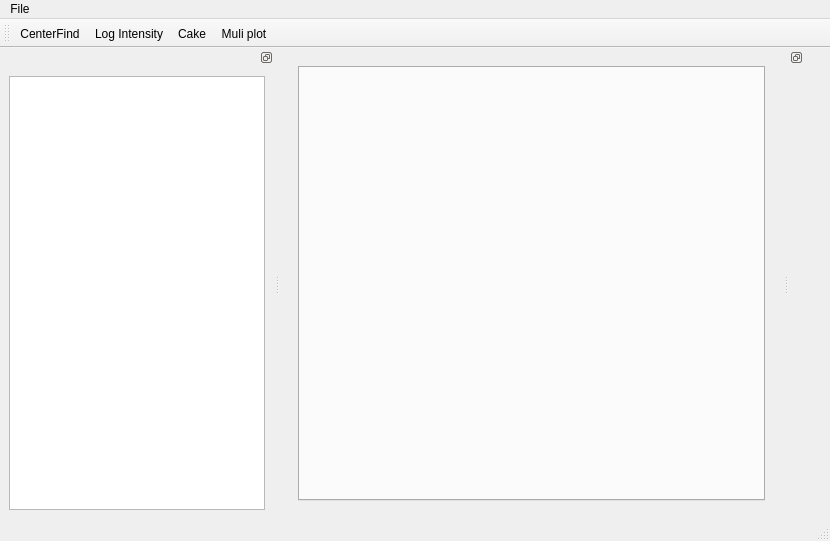
First picture: the form in gui/mainwindow.ui, repository ronpandolfi/Xi-cam, before the edit.
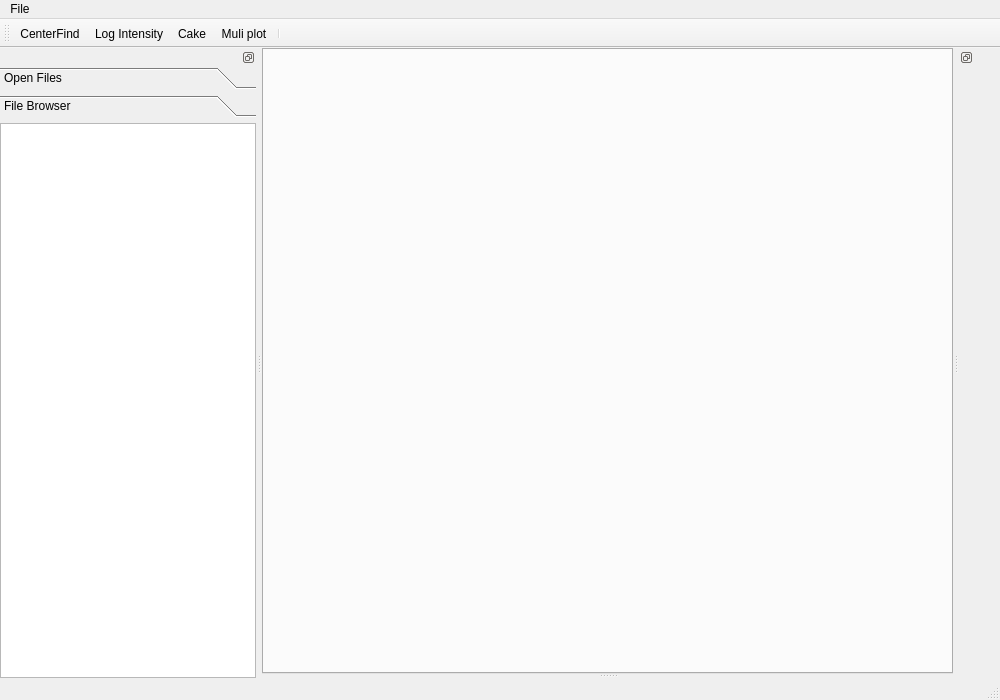
Second picture: the form after the edit. The open tabs and pages were chosen to show the change. Icons and pictures are not drawn.

Commit message: Added mini image, navigation panel with sub panels, removed margins in gui,

```diff
--- a/gui/mainwindow.ui
+++ b/gui/mainwindow.ui
@@ -6,12 +6,12 @@
    <rect>
     <x>0</x>
     <y>0</y>
-    <width>830</width>
-    <height>541</height>
+    <width>1000</width>
+    <height>700</height>
    </rect>
   </property>
   <property name="sizePolicy">
-   <sizepolicy hsizetype="Expanding" vsizetype="Expanding">
+   <sizepolicy hsizetype="Preferred" vsizetype="Preferred">
     <horstretch>0</horstretch>
     <verstretch>0</verstretch>
    </sizepolicy>
@@ -19,39 +19,66 @@
   <property name="windowTitle">
    <string>HiSSAXS</string>
   </property>
+  <property name="styleSheet">
+   <string notr="true"/>
+  </property>
   <widget class="QWidget" name="centralwidget">
-   <layout class="QVBoxLayout" name="verticalLayout_2">
+   <property name="sizePolicy">
+    <sizepolicy hsizetype="Expanding" vsizetype="Expanding">
+     <horstretch>0</horstretch>
+     <verstretch>0</verstretch>
+    </sizepolicy>
+   </property>
+   <layout class="QVBoxLayout" name="verticalLayout">
+    <property name="spacing">
+     <number>0</number>
+    </property>
+    <property name="leftMargin">
+     <number>0</number>
+    </property>
+    <property name="topMargin">
+     <number>0</number>
+    </property>
+    <property name="rightMargin">
+     <number>0</number>
+    </property>
+    <property name="bottomMargin">
+     <number>0</number>
+    </property>
     <item>
      <widget class="QStackedWidget" name="stackedWidget">
-      <property name="inputMethodHints">
-       <set>Qt::ImhNone</set>
-      </property>
-      <property name="currentIndex">
-       <number>0</number>
-      </property>
       <widget class="QWidget" name="page">
-       <layout class="QGridLayout" name="gridLayout">
-        <item row="0" column="0">
-         <widget class="QSplitter" name="mainSplitter">
-          <property name="sizePolicy">
-           <sizepolicy hsizetype="Preferred" vsizetype="Preferred">
-            <horstretch>0</horstretch>
-            <verstretch>0</verstretch>
-           </sizepolicy>
-          </property>
+       <layout class="QVBoxLayout" name="verticalLayout_2">
+        <property name="leftMargin">
+         <number>0</number>
+        </property>
+        <property name="topMargin">
+         <number>0</number>
+        </property>
+        <property name="rightMargin">
+         <number>0</number>
+        </property>
+        <property name="bottomMargin">
+         <number>0</number>
+        </property>
+        <item>
+         <widget class="QSplitter" name="splitter">
           <property name="orientation">
            <enum>Qt::Vertical</enum>
           </property>
           <widget class="QTabWidget" name="tabWidget">
            <property name="sizePolicy">
-            <sizepolicy hsizetype="Expanding" vsizetype="Preferred">
+            <sizepolicy hsizetype="Expanding" vsizetype="Expanding">
              <horstretch>0</horstretch>
-             <verstretch>50</verstretch>
+             <verstretch>0</verstretch>
             </sizepolicy>
            </property>
            <property name="autoFillBackground">
             <bool>false</bool>
            </property>
+           <property name="styleSheet">
+            <string notr="true"/>
+           </property>
            <property name="currentIndex">
             <number>-1</number>
            </property>
@@ -59,13 +86,14 @@
             <bool>true</bool>
            </property>
           </widget>
+          <widget class="QWidget" name="verticalLayoutWidget">
+           <layout class="QVBoxLayout" name="plotholder"/>
+          </widget>
          </widget>
         </item>
        </layout>
       </widget>
-      <widget class="QWidget" name="page_2">
-       <layout class="QGridLayout" name="gridLayout_2"/>
-      </widget>
+      <widget class="QWidget" name="page_2"/>
      </widget>
     </item>
    </layout>
@@ -75,7 +103,7 @@
     <rect>
      <x>0</x>
      <y>0</y>
-     <width>830</width>
+     <width>1000</width>
      <height>22</height>
     </rect>
    </property>
@@ -106,6 +134,21 @@
      <enum>Qt::LeftToRight</enum>
     </property>
     <layout class="QHBoxLayout" name="horizontalLayout_4">
+     <property name="spacing">
+      <number>0</number>
+     </property>
+     <property name="leftMargin">
+      <number>0</number>
+     </property>
+     <property name="topMargin">
+      <number>0</number>
+     </property>
+     <property name="rightMargin">
+      <number>0</number>
+     </property>
+     <property name="bottomMargin">
+      <number>0</number>
+     </property>
      <item>
       <layout class="QVBoxLayout" name="propertiesBox"/>
      </item>
@@ -126,6 +169,7 @@
    <addaction name="actionLog_Intensity"/>
    <addaction name="actionCake"/>
    <addaction name="actionMultiPlot"/>
+   <addaction name="separator"/>
   </widget>
   <widget class="QDockWidget" name="dockWidget_2">
    <property name="features">
@@ -135,9 +179,120 @@
     <number>1</number>
    </attribute>
    <widget class="QWidget" name="dockWidgetContents_2">
-    <layout class="QVBoxLayout" name="verticalLayout_3">
+    <layout class="QVBoxLayout" name="verticalLayout_5">
+     <property name="spacing">
+      <number>0</number>
+     </property>
+     <property name="leftMargin">
+      <number>0</number>
+     </property>
+     <property name="topMargin">
+      <number>0</number>
+     </property>
+     <property name="rightMargin">
+      <number>0</number>
+     </property>
+     <property name="bottomMargin">
+      <number>0</number>
+     </property>
      <item>
-      <widget class="QTreeView" name="treeView"/>
+      <layout class="QVBoxLayout" name="smallimageview"/>
+     </item>
+     <item>
+      <widget class="QToolBox" name="toolBox">
+       <property name="currentIndex">
+        <number>0</number>
+       </property>
+       <widget class="QWidget" name="page_3">
+        <property name="geometry">
+         <rect>
+          <x>0</x>
+          <y>0</y>
+          <width>183</width>
+          <height>521</height>
+         </rect>
+        </property>
+        <property name="inputMethodHints">
+         <set>Qt::ImhNone</set>
+        </property>
+        <attribute name="label">
+         <string>Open Files</string>
+        </attribute>
+        <layout class="QVBoxLayout" name="verticalLayout_4">
+         <property name="spacing">
+          <number>0</number>
+         </property>
+         <property name="leftMargin">
+          <number>0</number>
+         </property>
+         <property name="topMargin">
+          <number>0</number>
+         </property>
+         <property name="rightMargin">
+          <number>0</number>
+         </property>
+         <property name="bottomMargin">
+          <number>0</number>
+         </property>
+         <item>
+          <widget class="QListView" name="openfileslist">
+           <property name="alternatingRowColors">
+            <bool>true</bool>
+           </property>
+           <property name="selectionMode">
+            <enum>QAbstractItemView::ExtendedSelection</enum>
+           </property>
+          </widget>
+         </item>
+        </layout>
+       </widget>
+       <widget class="QWidget" name="page_4">
+        <property name="geometry">
+         <rect>
+          <x>0</x>
+          <y>0</y>
+          <width>183</width>
+          <height>523</height>
+         </rect>
+        </property>
+        <attribute name="label">
+         <string>File Browser</string>
+        </attribute>
+        <layout class="QVBoxLayout" name="verticalLayout_3">
+         <property name="spacing">
+          <number>0</number>
+         </property>
+         <property name="leftMargin">
+          <number>0</number>
+         </property>
+         <property name="topMargin">
+          <number>0</number>
+         </property>
+         <property name="rightMargin">
+          <number>0</number>
+         </property>
+         <property name="bottomMargin">
+          <number>0</number>
+         </property>
+         <item>
+          <widget class="QTreeView" name="treebrowser">
+           <property name="frameShape">
+            <enum>QFrame::StyledPanel</enum>
+           </property>
+           <property name="selectionMode">
+            <enum>QAbstractItemView::ExtendedSelection</enum>
+           </property>
+           <property name="iconSize">
+            <size>
+             <width>16</width>
+             <height>16</height>
+            </size>
+           </property>
+          </widget>
+         </item>
+        </layout>
+       </widget>
+      </widget>
      </item>
     </layout>
    </widget>
```
The commit also changes 4 other files.
